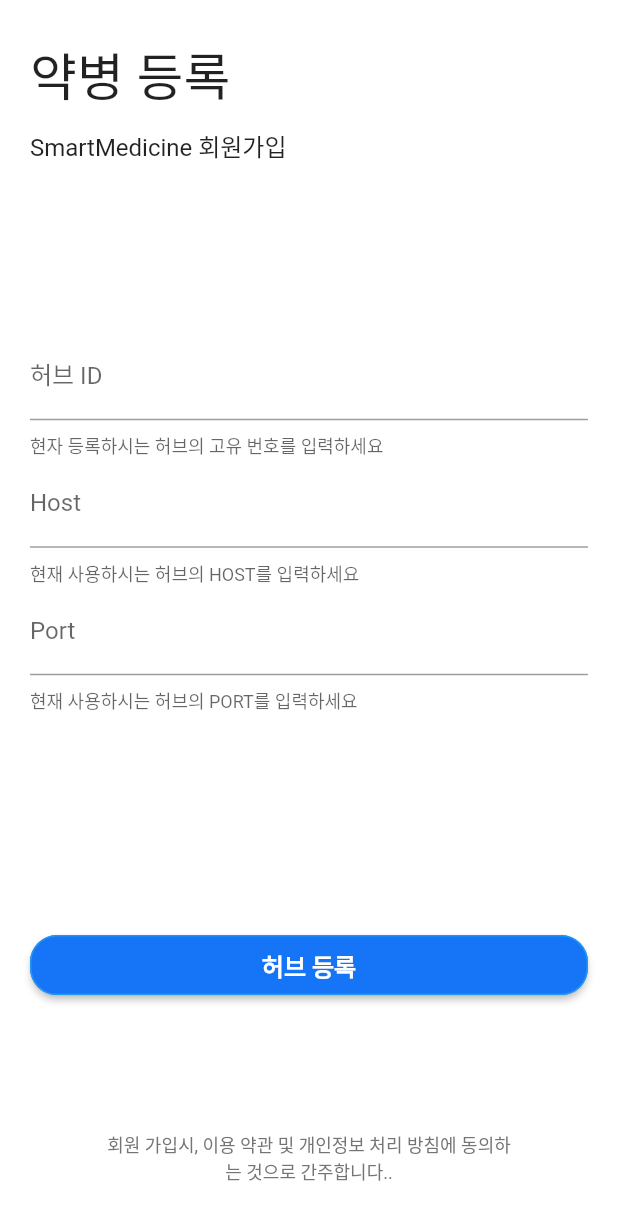
After one commit to Park-KwonSoo/smart-medicine-bottle, a Flutter app: the RegsiterHub screen opened directly, on a phone screen of 412 x 824 dp. The commit adds this screen. Shown: the top 1220 px of the screen. Run offline on Flutter 3.47's test engine with Material 2 defaults, Android fonts, the phone set to English and light mode, and no system bars; our stand-ins replace flutter_blue, flutter_datetime_picker, flutter_dotenv, flutter_local_notifications, flutter_screenutil, rxdart and 1 more; accounts and stored records are empty; network calls fail.

Commit message:
[frontend]  2021-05-19

```diff
--- a/frontend/flutter_application_1/lib/src/screens/MainPage.dart
+++ /dev/null
@@ -1,25 +0,0 @@
-import 'package:flutter/material.dart';
-import 'package:flutter/services.dart';
-import '../shared/colors.dart';
-import 'package:flutter_screenutil/flutter_screenutil.dart';
-
-class MainPage extends StatefulWidget {
-  @override
-  _MainPageState createState() => _MainPageState();
-}
-
-class _MainPageState extends State<MainPage> {
-  Widget build(BuildContext context) {
-    return MaterialApp(
-      title: 'Welcome to Flutter',
-      home: Scaffold(
-        appBar: AppBar(
-          title: Text('Welcome to Flutter'),
-        ),
-        body: Center(
-          child: Text('Main PAge 작업 영역'),
-        ),
-      ),
-    );
-  }
-}
--- /dev/null
+++ b/frontend/flutter_application_1/lib/src/screens/RegsiterHub.dart
@@ -0,0 +1,163 @@
+import 'package:flutter/cupertino.dart';
+import 'dart:convert';
+import 'package:flutter/material.dart';
+import 'package:http/http.dart' as http;
+import 'package:flutter_dotenv/flutter_dotenv.dart';
+
+import 'RegisterBottle.dart';
+
+class RegsiterHub extends StatefulWidget {
+  @override
+  _RegsiterHubState createState() => _RegsiterHubState();
+}
+
+class _RegsiterHubState extends State<RegsiterHub> {
+  final medicineBottleIDController = TextEditingController();
+  final medicineHubIDController = TextEditingController();
+  final medicineHubPortController = TextEditingController();
+  final medicineHubHostController = TextEditingController();
+
+  Future<String> registerhub_Validate() async {
+    http.Response hubresponse =
+        await http.post(Uri.encodeFull(DotEnv().env['SERVER_URL'] + 'hub'),
+            headers: {"Content-Type": "application/json"},
+            body: jsonEncode({
+              'hubId': medicineHubIDController.text,
+              'host': medicineHubHostController.text,
+              'port': medicineHubPortController.text,
+            }));
+
+    if (hubresponse.statusCode == 201) {
+      return "허브 등록 완료";
+    } else if (hubresponse.statusCode == 409) {
+      return "이미 존재하는 hub";
+    } else {
+      return "오류";
+    }
+  }
+
+  Widget build(BuildContext context) {
+    final Size size = MediaQuery.of(context).size;
+    // int goals = 60;
+    // int points = 75;
+
+    return Scaffold(
+      backgroundColor: Colors.white,
+      body: ListView(
+        children: <Widget>[
+          Padding(
+            padding: const EdgeInsets.fromLTRB(20, 25, 20, 0),
+            child: Row(
+              children: <Widget>[
+                Text(
+                  '약병 등록',
+                  textScaleFactor: 1.0,
+                  style: TextStyle(fontSize: 34),
+                )
+              ],
+            ),
+          ),
+          Padding(
+            padding: const EdgeInsets.fromLTRB(20, 10, 20, 0),
+            child: Row(
+              children: <Widget>[
+                Text(
+                  'SmartMedicine 회원가입',
+                  textScaleFactor: 1.0,
+                  style: TextStyle(fontSize: 16),
+                )
+              ],
+            ),
+          ),
+          MediaQuery(
+            data: MediaQuery.of(context).copyWith(textScaleFactor: 1.0),
+            child: Container(
+              height: size.height * 0.6,
+              child: Padding(
+                padding: const EdgeInsets.fromLTRB(20, 5, 20, 20),
+                child: new Column(
+                  mainAxisAlignment: MainAxisAlignment.center,
+                  children: <Widget>[
+                    TextFormField(
+                      keyboardType: TextInputType.text,
+                      controller: medicineHubIDController,
+                      decoration: InputDecoration(
+                        labelText: '허브 ID',
+                        helperText: '현자 등록하시는 허브의 고유 번호를 입력하세요',
+                      ),
+                    ),
+                    TextFormField(
+                      keyboardType: TextInputType.text,
+                      controller: medicineHubHostController,
+                      decoration: InputDecoration(
+                        labelText: 'Host',
+                        helperText: '현재 사용하시는 허브의 HOST를 입력하세요',
+                      ),
+                    ),
+                    TextFormField(
+                      keyboardType: TextInputType.text,
+                      controller: medicineHubPortController,
+                      decoration: InputDecoration(
+                        labelText: 'Port',
+                        helperText: '현재 사용하시는 허브의 PORT를 입력하세요',
+                      ),
+                    ),
+                  ],
+                ),
+              ),
+            ),
+          ),
+          Container(
+            height: 80,
+            padding: const EdgeInsets.fromLTRB(20, 20, 20, 20),
+            child: RaisedButton(
+              onPressed: () async {
+                String saveMessage = await registerhub_Validate();
+                print(saveMessage);
+                if (saveMessage == "허브 등록 완료") {
+                  Navigator.push(
+                      context,
+                      MaterialPageRoute(
+                        builder: (BuildContext context) =>
+                            RegsiterBottle(hubid: medicineHubIDController.text),
+                      ));
+                }
+              },
+              shape: RoundedRectangleBorder(
+                  borderRadius: new BorderRadius.circular(18.0),
+                  side: BorderSide(color: Colors.blue)),
+              color: Color(0xff1674f6),
+              child: Text(
+                ' 허브 등록 ',
+                textScaleFactor: 1.0,
+                style: TextStyle(
+                    fontSize: 16,
+                    color: Colors.white,
+                    fontWeight: FontWeight.bold),
+              ),
+            ),
+          )
+        ],
+      ),
+      bottomNavigationBar: BottomAppBar(
+        elevation: 0,
+        child: Container(
+          height: 70,
+          child: Column(
+            mainAxisAlignment: MainAxisAlignment.start,
+            children: <Widget>[
+              Padding(
+                padding: const EdgeInsets.fromLTRB(70, 0, 70, 0),
+                child: Text(
+                  '회원 가입시, 이용 약관 및 개인정보 처리 방침에 동의하는 것으로 간주합니다..',
+                  style: TextStyle(fontSize: 12, color: Color(0xff747474)),
+                  textAlign: TextAlign.center,
+                ),
+              )
+            ],
+          ),
+        ),
+      ),
+    );
+  }
+}
```
Also changed, not shown: frontend/flutter_application_1/lib/src/screens/DashBoard.dart (+34 -0 lines), frontend/flutter_application_1/lib/src/screens/RegisterBottle.dart (added, +188 -0 lines), frontend/flutter_application_1/lib/src/screens/SignInPage.dart (+61 -11 lines), frontend/flutter_application_1/lib/src/screens/SignUpLocal.dart (+46 -24 lines), frontend/flutter_application_1/lib/src/screens/models/Bottle.dart (added, +46 -0 lines), 2 other files.
